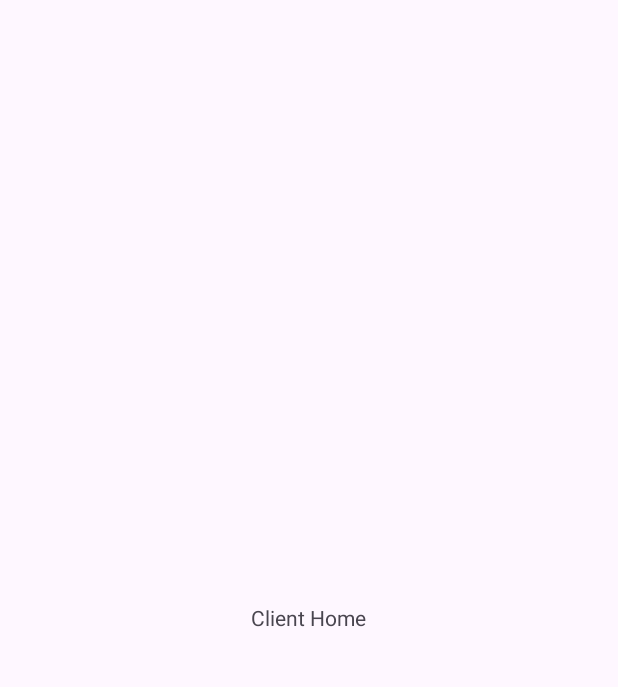
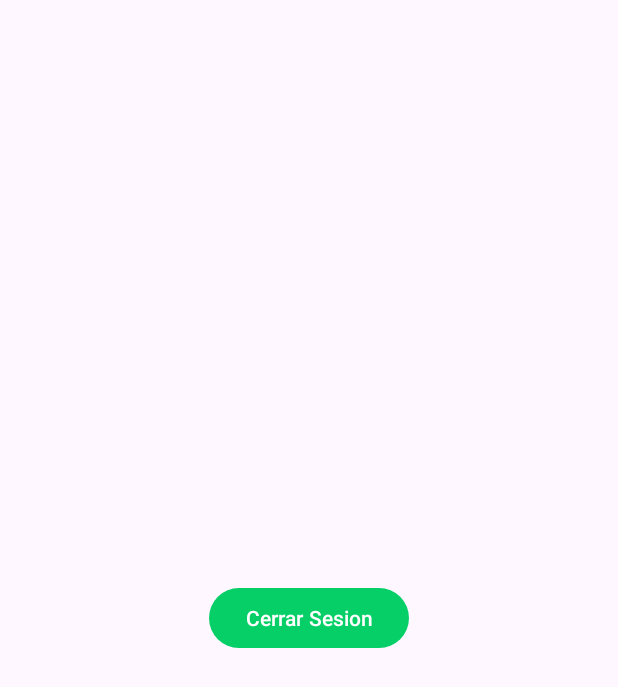
Before and after one commit to ealfriadez/delivery_udemy_kotlin, an Android app: the ClientHomeActivity screen opened directly, with no data from a screen before it, on a phone screen of 412 x 824 dp. Before the commit the part shown is almost empty. Shown: the top 687 px of the screen. Run offline under Robolectric (Android 15) with nearby library versions, the phone set to English and light mode, and no system bars.

Commit message:
Actualizando codigo

```diff
--- a/app/src/main/java/com/pnp/kotlinudemydelivery/activities/client/home/ClientHomeActivity.kt
+++ b/app/src/main/java/com/pnp/kotlinudemydelivery/activities/client/home/ClientHomeActivity.kt
@@ -1,32 +1,47 @@
 package com.pnp.kotlinudemydelivery.activities.client.home
 
+import android.content.Intent
 import androidx.appcompat.app.AppCompatActivity
 import android.os.Bundle
 import android.util.Log
+import android.widget.Button
 import com.google.gson.Gson
 import com.pnp.kotlinudemydelivery.R
+import com.pnp.kotlinudemydelivery.activities.MainActivity
 import com.pnp.kotlinudemydelivery.models.User
 import com.pnp.kotlinudemydelivery.utils.SharedPref
 
 class ClientHomeActivity : AppCompatActivity() {
 
     private val TAG = "ClientHomeActivity"
+    var buttonLogout: Button? = null
+    var sharedPref: SharedPref? = null
 
     override fun onCreate(savedInstanceState: Bundle?) {
         super.onCreate(savedInstanceState)
         setContentView(R.layout.activity_client_home)
+        sharedPref = SharedPref(this)
+        buttonLogout = findViewById(R.id.btn_logout)
+        buttonLogout?.setOnClickListener{
+            logout()
+        }
 
         getUserFromSession()
     }
 
+    private fun logout(){
+        sharedPref?.remove("user")
+        val i = Intent(this, MainActivity::class.java)
+        startActivity(i)
+    }
+
     private fun getUserFromSession(){
 
-        val sharedPref = SharedPref(this)
         val gson = Gson()
 
-        if(!sharedPref.getData("user").isNullOrBlank()){
+        if(!sharedPref?.getData("user").isNullOrBlank()){
             //SI EL USUARIO EXISTE EN SESION
-            val user = gson.fromJson(sharedPref.getData("user"), User:: class.java)
+            val user = gson.fromJson(sharedPref?.getData("user"), User:: class.java)
             //Log.d(TAG, "Usuario: $user")
             Log.d("ClientHomeActivity", "Usuario: $user")
         }
--- a/app/src/main/java/com/pnp/kotlinudemydelivery/api/ApiRoutes.kt
+++ b/app/src/main/java/com/pnp/kotlinudemydelivery/api/ApiRoutes.kt
@@ -4,7 +4,7 @@ import com.pnp.kotlinudemydelivery.routes.UsersRoutes
 
 class ApiRoutes {
 
-    val API_URL = "http://192.168.1.4:3000/api/"
+    val API_URL = "http://192.168.1.13:3000/api/"
     val retrofit = RetrofitClient()
 
     fun getUsersRoutes(): UsersRoutes{
--- a/app/src/main/java/com/pnp/kotlinudemydelivery/utils/SharedPref.kt
+++ b/app/src/main/java/com/pnp/kotlinudemydelivery/utils/SharedPref.kt
@@ -31,4 +31,8 @@ class SharedPref(activity: Activity) {
         val data = prefs?.getString(key, "")
         return data
     }
+
+    fun remove(key: String){
+        prefs?.edit()?.remove(key)?.apply()
+    }
 }
--- a/app/src/main/res/layout/activity_client_home.xml
+++ b/app/src/main/res/layout/activity_client_home.xml
@@ -6,9 +6,10 @@
     android:layout_height="match_parent"
     tools:context=".activities.client.home.ClientHomeActivity">
 
-    <TextView
+    <Button
+        android:id="@+id/btn_logout"
         android:layout_width="wrap_content"
         android:layout_height="wrap_content"
-        android:text="Client Home"
+        android:text="Cerrar Sesion"
         android:layout_gravity="center"/>
 </androidx.coordinatorlayout.widget.CoordinatorLayout>
```
Also changed, not shown: app/src/main/java/com/pnp/kotlinudemydelivery/activities/MainActivity.kt (+2 -37 lines).
